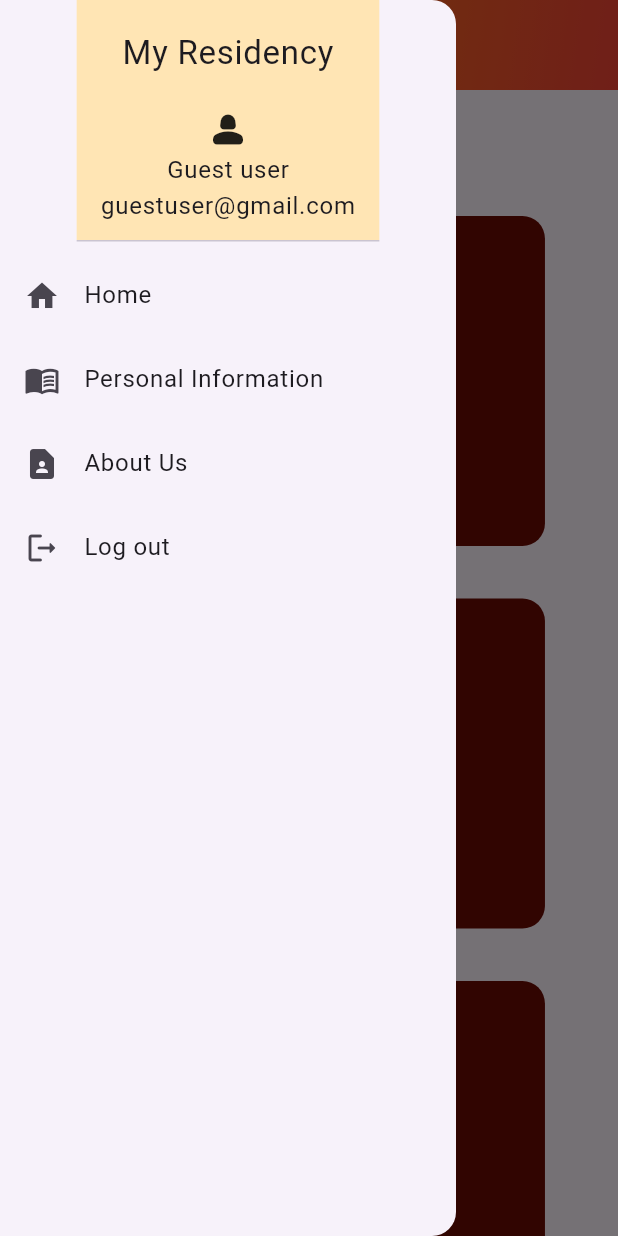
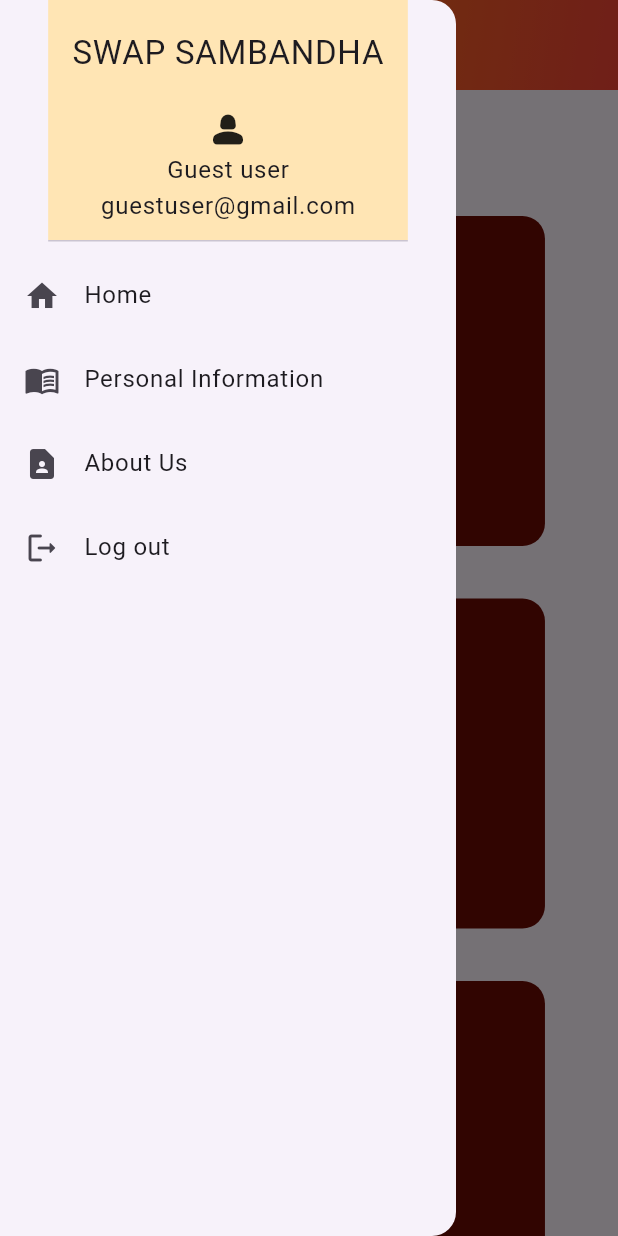
Before and after one commit to NaveenGP2005/wHACKiest, a Flutter app: the Home screen opened directly, with the side drawer open, on a phone screen of 412 x 824 dp. Run offline on Flutter 3.47's test engine with Material 3 defaults, Android fonts, the phone set to English and light mode, and no system bars; Roboto replaces fonts that are missing (hi, hii).

Commit message:
first commit

```diff
--- a/front/lib/home.dart
+++ b/front/lib/home.dart
@@ -28,7 +28,7 @@ class _HomeState extends State<Home> {
                 mainAxisAlignment: MainAxisAlignment.center,
                 children: [
                   Text(
-                    "My Residency",
+                    "SWAP SAMBANDHA",
                     style: TextStyle(fontSize: 22, fontFamily: 'hi'),
                   ),
                   SizedBox(height: 20),
```
